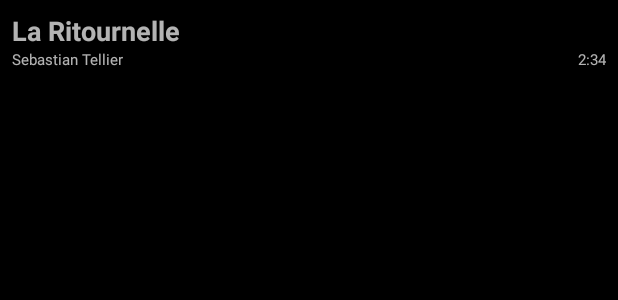
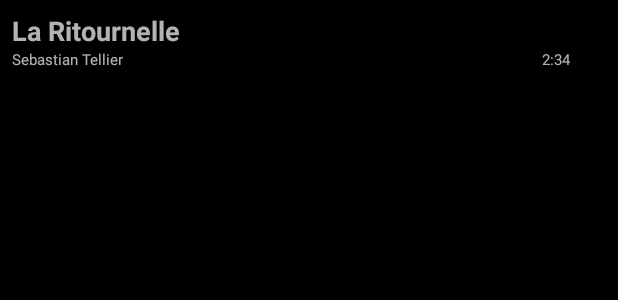
Before and after one commit to jpavelek/DropboxPlayer, an Android app: the layout fragment_songlist_item.xml on its own in the app's theme, with its tools: preview values and no code run, on a phone screen of 412 x 824 dp. Shown: the top 300 px of the screen. Run offline under Robolectric (Android 15) with nearby library versions, the phone set to English and light mode, and no system bars.

Commit message:
More space for the coming contenct menu

```diff
--- a/app/src/main/res/layout/fragment_songlist_item.xml
+++ b/app/src/main/res/layout/fragment_songlist_item.xml
@@ -1,7 +1,6 @@
 <?xml version="1.0" encoding="utf-8"?>
 <LinearLayout
     xmlns:android="http://schemas.android.com/apk/res/android"
-    xmlns:app="http://schemas.android.com/apk/res-auto"
     xmlns:tools="http://schemas.android.com/tools"
     android:layout_width="match_parent"
     android:layout_height="wrap_content"
@@ -12,7 +11,8 @@
         android:layout_width="wrap_content"
         android:layout_height="wrap_content"
         android:stretchColumns="0"
-        android:shrinkColumns="1">
+        android:shrinkColumns="1"
+        android:layout_marginRight="@dimen/context_menu_icon_placeholder_width">
         <TableRow>
             <TextView
                 android:id="@+id/textView_song_name"
@@ -40,9 +40,4 @@
                 tools:text="2:34"/>
         </TableRow>
     </TableLayout>
-    <Button
-        android:layout_width="wrap_content"
-        android:layout_height="wrap_content" />
-
-
 </LinearLayout>
--- a/app/src/main/res/values/dimens.xml
+++ b/app/src/main/res/values/dimens.xml
@@ -1,5 +1,7 @@
 <resources>
     <dimen name="text_margin">8dp</dimen>
+    <dimen name="context_menu_icon_placeholder_width">24dp</dimen>
+    <dimen name="context_menu_icon_placeholder_height">24dp</dimen>
     <dimen name="dbp_list_title">18sp</dimen>
     <dimen name="dbp_list_detail">10sp</dimen>
 </resources>
```
